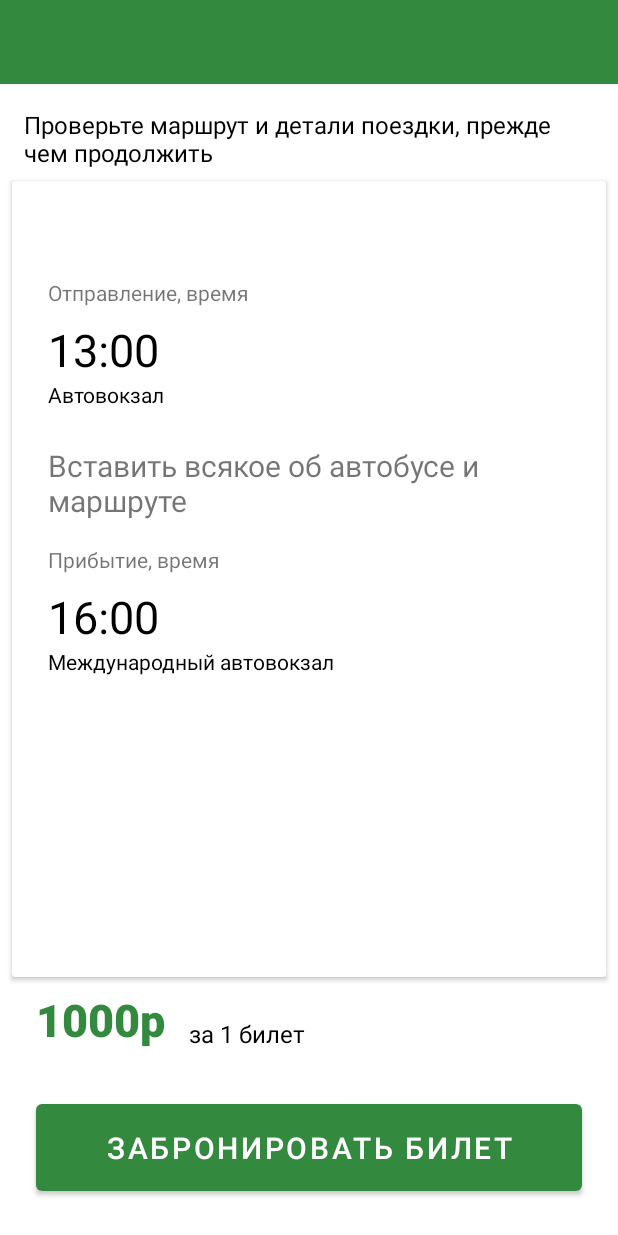
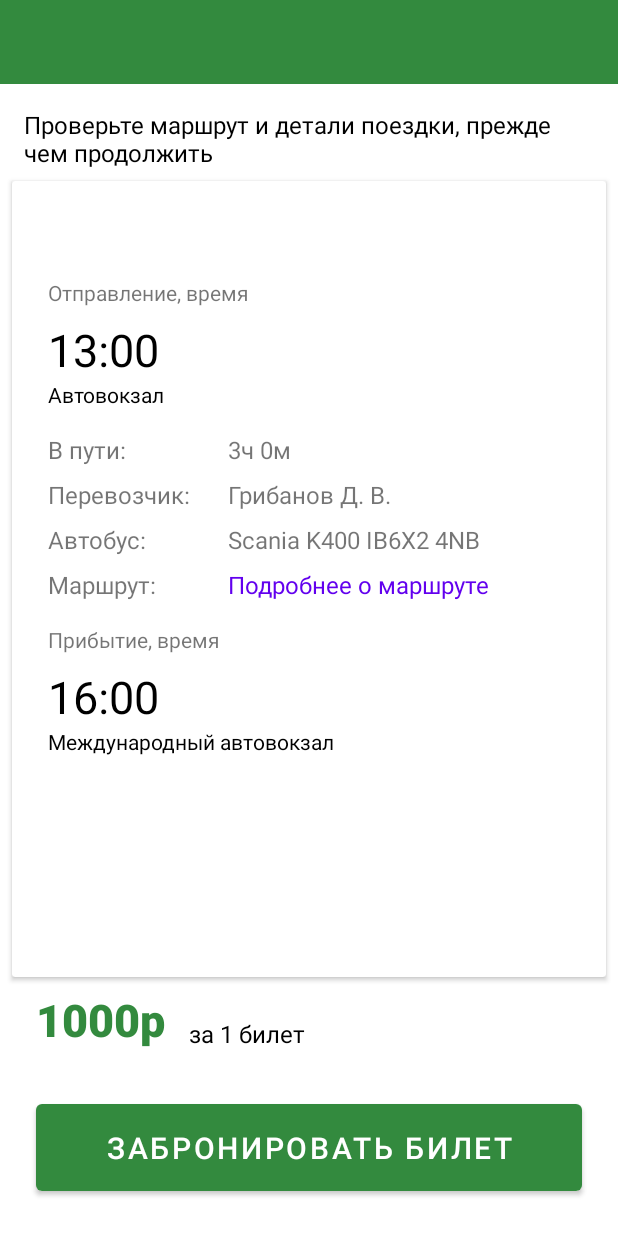
Before and after one commit to SollWar/BusTickets, an Android app: the layout fragment_bus_route.xml on its own in the app's theme, with its tools: preview values and no code run, on a phone screen of 412 x 824 dp. Run offline under Robolectric (Android 15) with nearby library versions, the phone set to English and light mode, and no system bars.

Commit message:
Информация об автобусе и маршруте. Оффлайн режим

```diff
--- a/app/src/main/java/com/example/sollwar/bustickets/MainRepository.kt
+++ b/app/src/main/java/com/example/sollwar/bustickets/MainRepository.kt
@@ -35,6 +35,8 @@ class MainDBRepository private constructor(context: Context){
     suspend fun addRoutes(routes: List<Route>) = mainDao.addRoutes(routes)
     suspend fun addStops(stops: List<Stop>) = mainDao.addStops(stops)
     suspend fun addBus(bus: Bus) = mainDao.addBus(bus)
+    suspend fun getBusRoute(busId: Int): List<BusRoute> = mainDao.getBusRoute(busId)
+    suspend fun getBusFromId(busId: Int): Bus = mainDao.getBusFromId(busId)
 
     companion object {
         private var INSTANCE: MainDBRepository? = null
--- a/app/src/main/java/com/example/sollwar/bustickets/Navigator.kt
+++ b/app/src/main/java/com/example/sollwar/bustickets/Navigator.kt
@@ -10,4 +10,5 @@ interface Navigator {
     fun cityClick(cityName: String, citySelect: String)
     fun findBus()
     fun busRouteClick(busOnRoutePosition: Int)
+    fun showBusRoute(busId: Int)
 }
--- a/app/src/main/java/com/example/sollwar/bustickets/model/Bus.kt
+++ b/app/src/main/java/com/example/sollwar/bustickets/model/Bus.kt
@@ -8,5 +8,7 @@ import androidx.room.PrimaryKey
 data class Bus(
     @PrimaryKey(autoGenerate = true)
     var busId: Int = 0,
-    var name: String = ""
+    var name: String = "",
+    var carrier: String = "",
+    var busmodel: String = ""
 )
--- a/app/src/main/java/com/example/sollwar/bustickets/room/MainDatabase.kt
+++ b/app/src/main/java/com/example/sollwar/bustickets/room/MainDatabase.kt
@@ -4,7 +4,7 @@ import androidx.room.Database
 import androidx.room.RoomDatabase
 import com.example.sollwar.bustickets.model.*
 
-@Database(entities = [City::class, Bus::class, Stop::class, Route::class], version = 8)
+@Database(entities = [City::class, Bus::class, Stop::class, Route::class], version = 10)
 abstract class MainDatabase : RoomDatabase() {
     abstract fun mainDao(): MainDao
 }
--- a/app/src/main/res/layout/fragment_bus_route.xml
+++ b/app/src/main/res/layout/fragment_bus_route.xml
@@ -74,15 +74,85 @@
                 tools:text="Автовокзал" />
 
             <TextView
-                android:id="@+id/placeholder"
+                android:id="@+id/bus_route_time_view"
+                android:layout_width="120dp"
+                android:layout_height="wrap_content"
+                android:layout_marginTop="16dp"
+                android:text="В пути: "
+                android:textSize="16sp"
+                app:layout_constraintStart_toStartOf="@+id/time_from"
+                app:layout_constraintTop_toBottomOf="@+id/place_from" />
+
+            <TextView
+                android:id="@+id/bus_route_time"
                 android:layout_width="0dp"
                 android:layout_height="wrap_content"
-                android:layout_marginTop="24dp"
-                android:text="Вставить всякое об автобусе и маршруте"
-                android:textSize="20sp"
+                android:text="3ч 0м"
+                android:textSize="16sp"
                 app:layout_constraintEnd_toEndOf="parent"
-                app:layout_constraintStart_toStartOf="@+id/time_from"
-                app:layout_constraintTop_toBottomOf="@+id/place_from" />
+                app:layout_constraintStart_toEndOf="@+id/bus_route_time_view"
+                app:layout_constraintTop_toTopOf="@+id/bus_route_time_view" />
+
+            <TextView
+                android:id="@+id/bus_carrier_view"
+                android:layout_width="120dp"
+                android:layout_height="wrap_content"
+                android:layout_marginTop="8dp"
+                android:text="Перевозчик: "
+                android:textSize="16sp"
+                app:layout_constraintStart_toStartOf="@+id/bus_route_time_view"
+                app:layout_constraintTop_toBottomOf="@+id/bus_route_time_view" />
+
+            <TextView
+                android:id="@+id/bus_carrier"
+                android:layout_width="0dp"
+                android:layout_height="wrap_content"
+                android:text="Грибанов Д. В."
+                android:textSize="16sp"
+                app:layout_constraintEnd_toEndOf="parent"
+                app:layout_constraintStart_toEndOf="@+id/bus_carrier_view"
+                app:layout_constraintTop_toTopOf="@+id/bus_carrier_view" />
+
+            <TextView
+                android:id="@+id/bus_model_view"
+                android:layout_width="120dp"
+                android:layout_height="wrap_content"
+                android:layout_marginTop="8dp"
+                android:text="Автобус: "
+                android:textSize="16sp"
+                app:layout_constraintStart_toStartOf="@+id/bus_carrier_view"
+                app:layout_constraintTop_toBottomOf="@+id/bus_carrier_view" />
+
+            <TextView
+                android:id="@+id/bus_model"
+                android:layout_width="0dp"
+                android:layout_height="wrap_content"
+                android:text="Scania K400 IB6X2 4NB"
+                android:textSize="16sp"
+                app:layout_constraintEnd_toEndOf="parent"
+                app:layout_constraintStart_toEndOf="@+id/bus_model_view"
+                app:layout_constraintTop_toTopOf="@+id/bus_model_view" />
+
+            <TextView
+                android:id="@+id/bus_route_view"
+                android:layout_width="120dp"
+                android:layout_height="wrap_content"
+                android:layout_marginTop="8dp"
+                android:text="Маршрут:"
+                android:textSize="16sp"
+                app:layout_constraintStart_toStartOf="@+id/bus_model_view"
+                app:layout_constraintTop_toBottomOf="@+id/bus_model_view" />
+
+            <TextView
+                android:id="@+id/bus_route"
+                android:layout_width="0dp"
+                android:layout_height="wrap_content"
+                android:text="Подробнее о маршруте"
+                android:textColor="@color/purple_500"
+                android:textSize="16sp"
+                app:layout_constraintEnd_toEndOf="parent"
+                app:layout_constraintStart_toEndOf="@+id/bus_route_view"
+                app:layout_constraintTop_toTopOf="@+id/bus_route_view" />
 
             <TextView
                 android:id="@+id/time_in"
@@ -101,8 +171,8 @@
                 android:layout_height="wrap_content"
                 android:layout_marginTop="16dp"
                 android:text="Прибытие, время"
-                app:layout_constraintStart_toStartOf="@+id/placeholder"
-                app:layout_constraintTop_toBottomOf="@+id/placeholder" />
+                app:layout_constraintStart_toStartOf="@+id/bus_route_view"
+                app:layout_constraintTop_toBottomOf="@+id/bus_route_view" />
 
             <TextView
                 android:id="@+id/place_in"
--- a/app/src/main/res/layout/fragment_main.xml
+++ b/app/src/main/res/layout/fragment_main.xml
@@ -25,6 +25,7 @@
         android:backgroundTint="@color/white"
         tools:hint="30 мар, ср"
         android:textAlignment="viewStart"
+        android:visibility="invisible"
         android:textSize="32sp"
         app:layout_constraintBottom_toTopOf="@+id/button_find_bus"
         app:layout_constraintEnd_toEndOf="@+id/button_find_bus"
```
Also changed, not shown: app/src/main/java/com/example/sollwar/bustickets/MainActivity.kt (+9 -4 lines), app/src/main/java/com/example/sollwar/bustickets/MainViewModel.kt (+30 -0 lines), app/src/main/java/com/example/sollwar/bustickets/fragment/BusRouteFragment.kt (+46 -2 lines), app/src/main/java/com/example/sollwar/bustickets/fragment/MainFragment.kt (+14 -6 lines), app/src/main/java/com/example/sollwar/bustickets/fragment/RouteFragment.kt (added, +108 -0 lines), app/src/main/java/com/example/sollwar/bustickets/model/BusRoute.kt (added, +7 -0 lines), app/src/main/java/com/example/sollwar/bustickets/postgredb/PostgreDao.kt (+3 -5 lines), app/src/main/java/com/example/sollwar/bustickets/room/MainDao.kt (+11 -0 lines), app/src/main/res/layout/fragment_route.xml (added, +51 -0 lines), app/src/main/res/layout/item_route.xml (added, +55 -0 lines).
